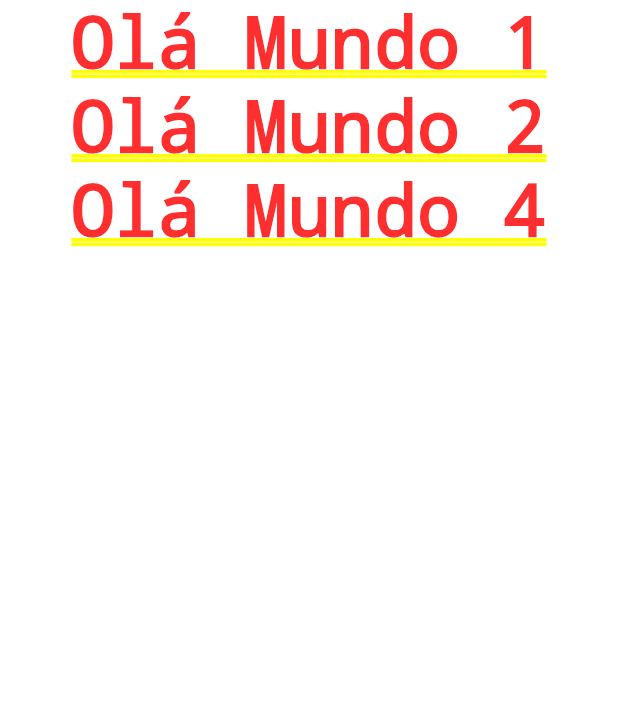
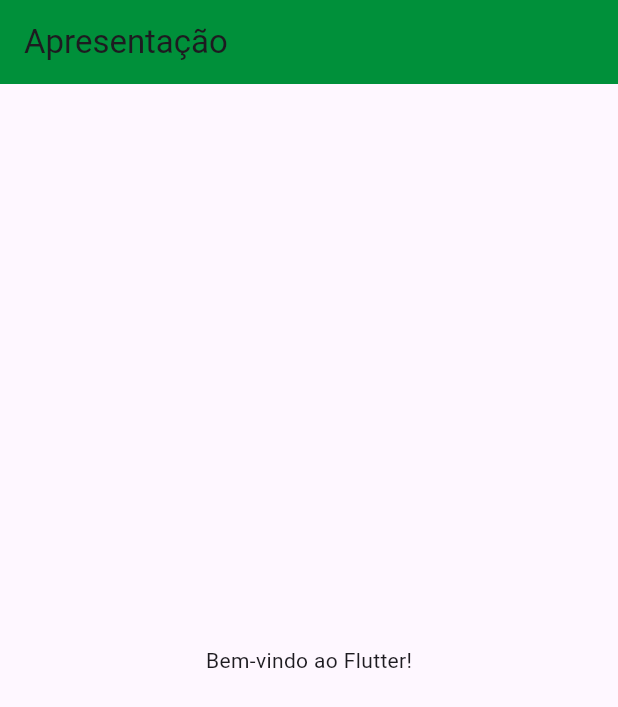
Before and after one commit to JeronimoFSNeto/myapp, a Flutter app: the screen it shows after launch, on a phone screen of 412 x 824 dp. Shown: the top 707 px of the screen. Run offline on Flutter 3.47's test engine with Material 3 defaults, Android fonts, the phone set to English and light mode, and no system bars.

Commit message:
Usando Scaffold para criar um layout

```diff
--- a/lib/main.dart
+++ b/lib/main.dart
@@ -5,12 +5,14 @@ class MyHome extends StatelessWidget {
 
   @override
   Widget build(BuildContext context) {
-    return const Column(
-      children: [
-        Text('Olá Mundo 1'),
-        Text('Olá Mundo 2'),
-        Text('Olá Mundo 4'),
-      ],
+    return Scaffold(
+      appBar: AppBar(
+        title: const Text('Apresentação'),
+        backgroundColor: const Color(0xFF00903A),
+      ),
+      body: const Center(
+        child: Text('Bem-vindo ao Flutter!'),
+      ),
     );
   }
 }
```
